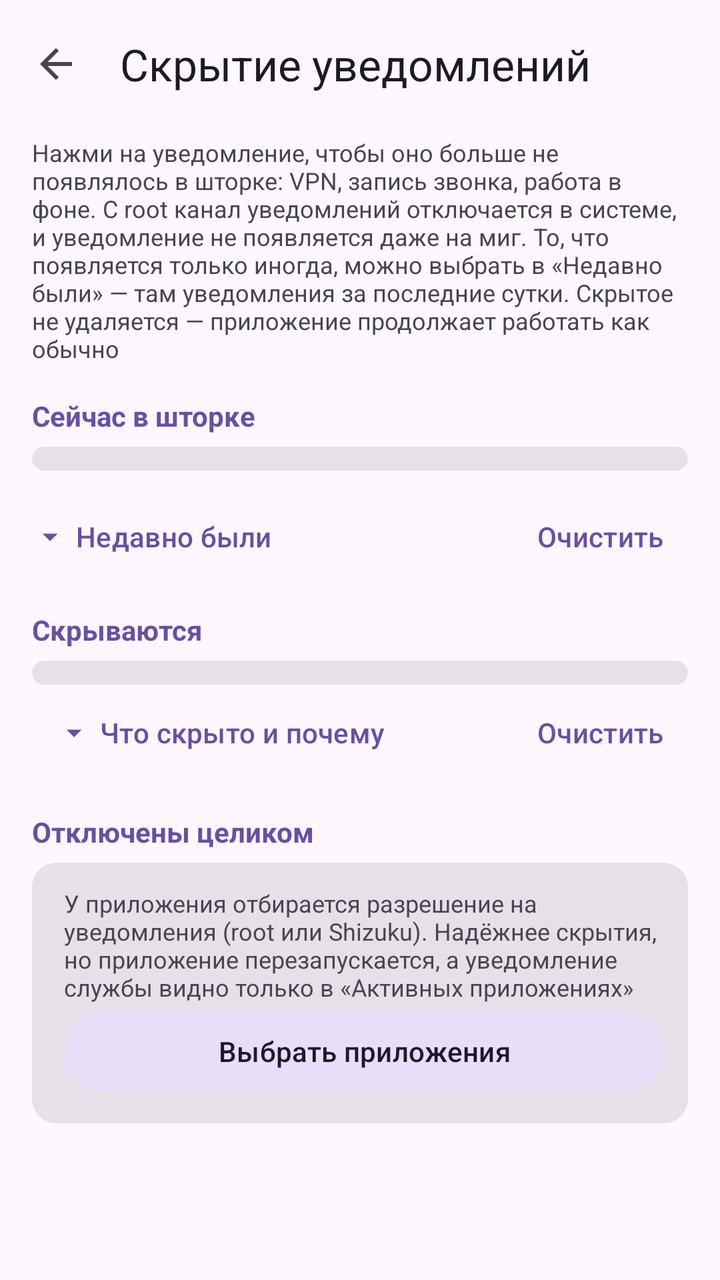
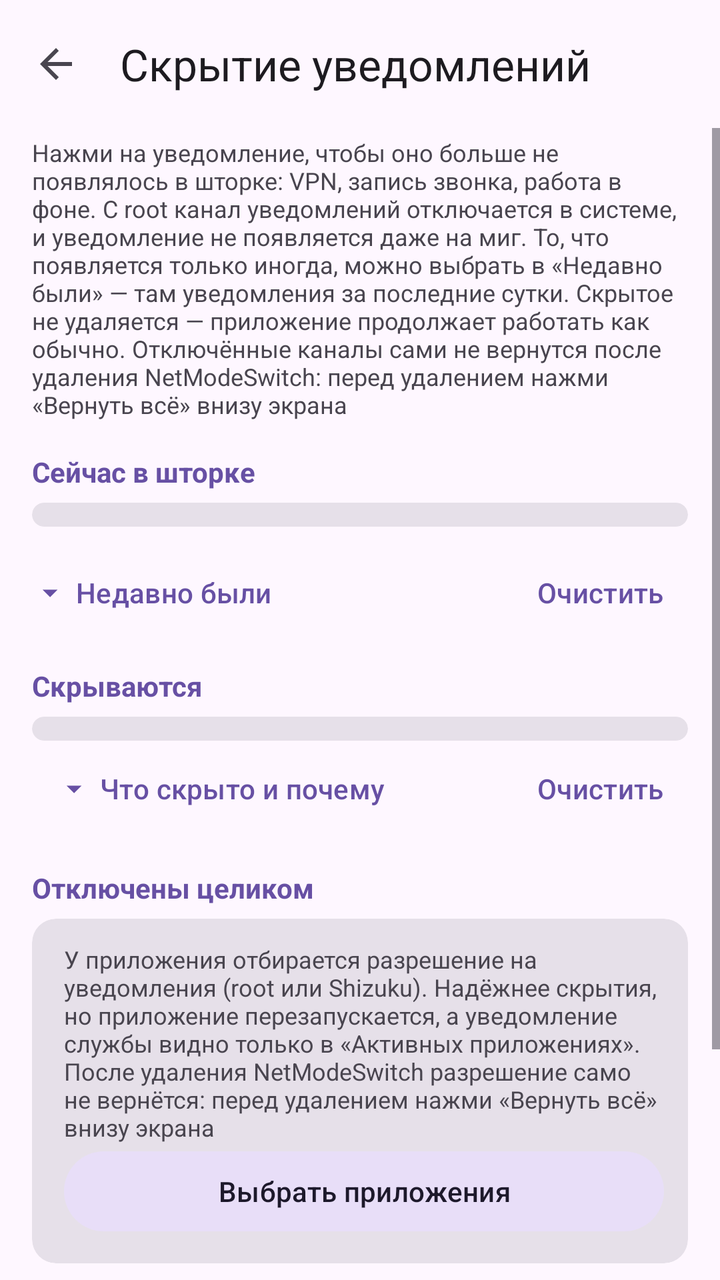

Screens rendered from an Android XML layout before and after an edit, with the pre-edit source and the edit as a unified diff.
<!-- AndroidManifest.xml: application theme Theme.NetModeSwitch -->
<!-- res/layout/activity_notif_hide.xml -->
<?xml version="1.0" encoding="utf-8"?>
<LinearLayout xmlns:android="http://schemas.android.com/apk/res/android"
    xmlns:app="http://schemas.android.com/apk/res-auto"
    android:layout_width="match_parent"
    android:layout_height="match_parent"
    android:fitsSystemWindows="true"
    android:orientation="vertical">

    <com.google.android.material.appbar.MaterialToolbar
        android:id="@+id/toolbar"
        android:layout_width="match_parent"
        android:layout_height="wrap_content"
        app:navigationIcon="?attr/homeAsUpIndicator"
        app:title="@string/hide_title" />

    <ScrollView
        android:layout_width="match_parent"
        android:layout_height="match_parent"
        android:clipToPadding="false">

        <LinearLayout
            android:layout_width="match_parent"
            android:layout_height="wrap_content"
            android:orientation="vertical"
            android:paddingStart="16dp"
            android:paddingEnd="16dp"
            android:paddingBottom="24dp">

            <TextView
                style="@style/NMS.Hint"
                android:layout_marginTop="4dp"
                android:text="@string/hide_hint" />

            <TextView
                android:id="@+id/restoreStatus"
                style="@style/NMS.Hint"
                android:textColor="?attr/colorError"
                android:visibility="gone" />

            <com.google.android.material.button.MaterialButton
                android:id="@+id/retryRestore"
                style="@style/NMS.PickButton"
                android:text="@string/hide_retry_restore"
                android:visibility="gone" />

            
            <LinearLayout
                android:id="@+id/noAccess"
                android:layout_width="match_parent"
                android:layout_height="wrap_content"
                android:layout_marginTop="12dp"
                android:orientation="vertical"
                android:visibility="gone">

                <TextView
                    style="@style/NMS.Hint"
                    android:textColor="?attr/colorError"
                    android:text="@string/hide_no_access" />

                <com.google.android.material.button.MaterialButton
                    android:id="@+id/grant"
                    style="@style/NMS.PickButton"
                    android:layout_marginTop="6dp"
                    android:text="@string/hide_grant" />
            </LinearLayout>

            <TextView
                style="@style/NMS.Section"
                android:text="@string/hide_sec_shade" />

            <com.google.android.material.card.MaterialCardView style="@style/NMS.Card">

                <LinearLayout
                    android:id="@+id/shadeList"
                    android:layout_width="match_parent"
                    android:layout_height="wrap_content"
                    android:orientation="vertical" />
            </com.google.android.material.card.MaterialCardView>

            <LinearLayout
                android:layout_width="match_parent"
                android:layout_height="wrap_content"
                android:gravity="center_vertical"
                android:orientation="horizontal">

                <com.google.android.material.button.MaterialButton
                    android:id="@+id/recentToggle"
                    style="@style/Widget.Material3.Button.TextButton"
                    android:layout_width="0dp"
                    android:layout_height="wrap_content"
                    android:layout_marginTop="6dp"
                    android:layout_weight="1"
                    android:gravity="start|center_vertical"
                    android:minHeight="48dp"
                    android:paddingStart="0dp"
                    android:text="@string/hide_sec_recent"
                    app:icon="@drawable/ic_expand"
                    app:iconGravity="start" />

                <com.google.android.material.button.MaterialButton
                    android:id="@+id/recentClear"
                    style="@style/Widget.Material3.Button.TextButton"
                    android:layout_width="wrap_content"
                    android:layout_height="wrap_content"
                    android:layout_marginTop="6dp"
                    android:text="@string/hide_recent_clear" />
            </LinearLayout>

            <com.google.android.material.card.MaterialCardView
                android:id="@+id/recentCard"
                style="@style/NMS.Card"
                android:visibility="gone">

                <LinearLayout
                    android:layout_width="match_parent"
                    android:layout_height="wrap_content"
                    android:orientation="vertical">

                    <com.google.android.material.textfield.TextInputLayout
                        android:layout_width="match_parent"
                        android:layout_height="wrap_content"
                        android:hint="@string/hide_history_search"
                        app:endIconMode="clear_text">
                        <com.google.android.material.textfield.TextInputEditText
                            android:id="@+id/historySearch"
                            android:layout_width="match_parent"
                            android:layout_height="wrap_content"
                            android:inputType="text"
                            android:singleLine="true" />
                    </com.google.android.material.textfield.TextInputLayout>

                    <LinearLayout
                        android:id="@+id/recentList"
                        android:layout_width="match_parent"
                        android:layout_height="wrap_content"
                        android:orientation="vertical" />
                </LinearLayout>
            </com.google.android.material.card.MaterialCardView>

            <TextView
                style="@style/NMS.Section"
                android:text="@string/hide_sec_rules" />

            <com.google.android.material.card.MaterialCardView style="@style/NMS.Card">

                <LinearLayout
                    android:id="@+id/ruleList"
                    android:layout_width="match_parent"
                    android:layout_height="wrap_content"
                    android:orientation="vertical" />
            </com.google.android.material.card.MaterialCardView>

            <LinearLayout
                android:layout_width="match_parent"
                android:layout_height="wrap_content"
                android:gravity="center_vertical"
                android:orientation="horizontal">

                <com.google.android.material.button.MaterialButton
                    android:id="@+id/journalToggle"
                    style="@style/Widget.Material3.Button.TextButton"
                    android:layout_width="0dp"
                    android:layout_height="wrap_content"
                    android:layout_weight="1"
                    android:gravity="start|center_vertical"
                    android:minHeight="48dp"
                    android:text="@string/hide_journal_title"
                    app:icon="@drawable/ic_expand" />

                <com.google.android.material.button.MaterialButton
                    android:id="@+id/journalClear"
                    style="@style/Widget.Material3.Button.TextButton"
                    android:layout_width="wrap_content"
                    android:layout_height="wrap_content"
                    android:text="@string/hide_recent_clear" />
            </LinearLayout>

            <com.google.android.material.card.MaterialCardView
                android:id="@+id/journalCard"
                style="@style/NMS.Card"
                android:visibility="gone">
                <LinearLayout
                    android:layout_width="match_parent"
                    android:layout_height="wrap_content"
                    android:orientation="vertical">
                    <TextView
                        style="@style/NMS.Hint"
                        android:text="@string/hide_journal_hint" />
                    <LinearLayout
                        android:id="@+id/journalList"
                        android:layout_width="match_parent"
                        android:layout_height="wrap_content"
                        android:orientation="vertical" />
                </LinearLayout>
            </com.google.android.material.card.MaterialCardView>

            <TextView
                android:id="@+id/blockSection"
                style="@style/NMS.Section"
                android:text="@string/hide_sec_blocked" />

            <com.google.android.material.card.MaterialCardView
                android:id="@+id/blockCard"
                style="@style/NMS.Card">

                <LinearLayout
                    android:layout_width="match_parent"
                    android:layout_height="wrap_content"
                    android:orientation="vertical">

                    <TextView
                        style="@style/NMS.Hint"
                        android:layout_marginTop="6dp"
                        android:text="@string/hide_block_hint" />

                    <LinearLayout
                        android:id="@+id/blockList"
                        android:layout_width="match_parent"
                        android:layout_height="wrap_content"
                        android:orientation="vertical" />

                    <com.google.android.material.button.MaterialButton
                        android:id="@+id/blockPick"
                        style="@style/NMS.PickButton"
                        android:layout_marginBottom="6dp"
                        android:text="@string/hide_block_pick" />
                </LinearLayout>
            </com.google.android.material.card.MaterialCardView>
        </LinearLayout>
    </ScrollView>
</LinearLayout>
<!-- resources referenced by this layout -->
<resources>
  <!-- drawable ic_expand (drawable) -->
  <vector xmlns:android="http://schemas.android.com/apk/res/android"
      android:width="24dp" android:height="24dp"
      android:viewportWidth="24" android:viewportHeight="24">
      <path android:fillColor="@android:color/white" android:pathData="M7,10l5,5 5,-5z" />
  </vector>
  <string name="hide_block_hint">У приложения отбирается разрешение на уведомления (root или Shizuku). Надёжнее скрытия, но приложение перезапускается, а уведомление службы видно только в «Активных приложениях»</string>
  <string name="hide_block_pick">Выбрать приложения</string>
  <string name="hide_grant">Включить доступ к уведомлениям</string>
  <string name="hide_hint">Нажми на уведомление, чтобы оно больше не появлялось в шторке: VPN, запись звонка, работа в фоне. С root канал уведомлений отключается в системе, и уведомление не появляется даже на миг. То, что появляется только иногда, можно выбрать в «Недавно были» — там уведомления за последние сутки. Скрытое не удаляется — приложение продолжает работать как обычно</string>
  <string name="hide_history_search">Поиск по приложению и уведомлению</string>
  <string name="hide_journal_hint">Последние 100 событий за сутки. Одинаковые события записываются не чаще раза в минуту. Отключённый через root канал не присылает уведомления — его состояние смотри в правиле. Журнал хранится на телефоне, без текста сообщений и не включается в резервную копию</string>
  <string name="hide_journal_title">Что скрыто и почему</string>
  <string name="hide_no_access">Нет доступа к уведомлениям — без него ничего не видно и не скрывается</string>
  <string name="hide_recent_clear">Очистить</string>
  <string name="hide_retry_restore">Повторить восстановление</string>
  <string name="hide_sec_blocked">Отключены целиком</string>
  <string name="hide_sec_recent">Недавно были</string>
  <string name="hide_sec_rules">Скрываются</string>
  <string name="hide_sec_shade">Сейчас в шторке</string>
  <string name="hide_title">Скрытие уведомлений</string>
  <style name="NMS.Card" parent="Widget.Material3.CardView.Filled">
          <item name="android:layout_width">match_parent</item>
          <item name="android:layout_height">wrap_content</item>
          <item name="contentPaddingLeft">16dp</item>
          <item name="contentPaddingRight">12dp</item>
          <item name="contentPaddingTop">6dp</item>
          <item name="contentPaddingBottom">6dp</item>
      </style>
  <style name="NMS.Hint">
          <item name="android:layout_width">match_parent</item>
          <item name="android:layout_height">wrap_content</item>
          <item name="android:textSize">12sp</item>
          <item name="android:textColor">?attr/colorOnSurfaceVariant</item>
          <item name="android:layout_marginTop">2dp</item>
      </style>
  <style name="NMS.PickButton" parent="Widget.Material3.Button.TonalButton">
          <item name="android:layout_width">match_parent</item>
          <item name="android:layout_height">wrap_content</item>
      </style>
  <style name="Theme.NetModeSwitch" parent="Theme.Material3.DayNight.NoActionBar">
          <item name="android:statusBarColor">?attr/colorSurface</item>
          <item name="android:navigationBarColor">?attr/colorSurface</item>
          
          <item name="android:windowLightStatusBar">true</item>
          <item name="android:windowLightNavigationBar">true</item>
      </style>
  <!-- unchanged entries left out for length: 1 -->
</resources>

<!-- the commit's change to res/layout/activity_notif_hide.xml (unified diff, before → after) -->
@@ -226,6 +226,17 @@
                         android:text="@string/hide_block_pick" />
                 </LinearLayout>
             </com.google.android.material.card.MaterialCardView>
+
+            <TextView
+                style="@style/NMS.Hint"
+                android:layout_marginTop="16dp"
+                android:text="@string/hide_return_all_hint" />
+
+            <com.google.android.material.button.MaterialButton
+                android:id="@+id/returnAll"
+                style="@style/NMS.PickButton"
+                android:layout_marginBottom="6dp"
+                android:text="@string/hide_return_all" />
         </LinearLayout>
     </ScrollView>
 </LinearLayout>
<!-- resource entries referenced after the edit -->
@@ -6,16 +6,18 @@
       android:viewportWidth="24" android:viewportHeight="24">
       <path android:fillColor="@android:color/white" android:pathData="M7,10l5,5 5,-5z" />
   </vector>
-  <string name="hide_block_hint">У приложения отбирается разрешение на уведомления (root или Shizuku). Надёжнее скрытия, но приложение перезапускается, а уведомление службы видно только в «Активных приложениях»</string>
+  <string name="hide_block_hint">У приложения отбирается разрешение на уведомления (root или Shizuku). Надёжнее скрытия, но приложение перезапускается, а уведомление службы видно только в «Активных приложениях». После удаления NetModeSwitch разрешение само не вернётся: перед удалением нажми «Вернуть всё» внизу экрана</string>
   <string name="hide_block_pick">Выбрать приложения</string>
   <string name="hide_grant">Включить доступ к уведомлениям</string>
-  <string name="hide_hint">Нажми на уведомление, чтобы оно больше не появлялось в шторке: VPN, запись звонка, работа в фоне. С root канал уведомлений отключается в системе, и уведомление не появляется даже на миг. То, что появляется только иногда, можно выбрать в «Недавно были» — там уведомления за последние сутки. Скрытое не удаляется — приложение продолжает работать как обычно</string>
+  <string name="hide_hint">Нажми на уведомление, чтобы оно больше не появлялось в шторке: VPN, запись звонка, работа в фоне. С root канал уведомлений отключается в системе, и уведомление не появляется даже на миг. То, что появляется только иногда, можно выбрать в «Недавно были» — там уведомления за последние сутки. Скрытое не удаляется — приложение продолжает работать как обычно. Отключённые каналы сами не вернутся после удаления NetModeSwitch: перед удалением нажми «Вернуть всё» внизу экрана</string>
   <string name="hide_history_search">Поиск по приложению и уведомлению</string>
   <string name="hide_journal_hint">Последние 100 событий за сутки. Одинаковые события записываются не чаще раза в минуту. Отключённый через root канал не присылает уведомления — его состояние смотри в правиле. Журнал хранится на телефоне, без текста сообщений и не включается в резервную копию</string>
   <string name="hide_journal_title">Что скрыто и почему</string>
   <string name="hide_no_access">Нет доступа к уведомлениям — без него ничего не видно и не скрывается</string>
   <string name="hide_recent_clear">Очистить</string>
   <string name="hide_retry_restore">Повторить восстановление</string>
+  <string name="hide_return_all">Вернуть всё и подготовить к удалению</string>
+  <string name="hide_return_all_hint">Android не сообщает приложению о его удалении. Скрытые уведомления вернутся сами в течение 3 дней, а отключённые каналы и снятые разрешения — нет, их можно вернуть только здесь</string>
   <string name="hide_sec_blocked">Отключены целиком</string>
   <string name="hide_sec_recent">Недавно были</string>
   <string name="hide_sec_rules">Скрываются</string>
